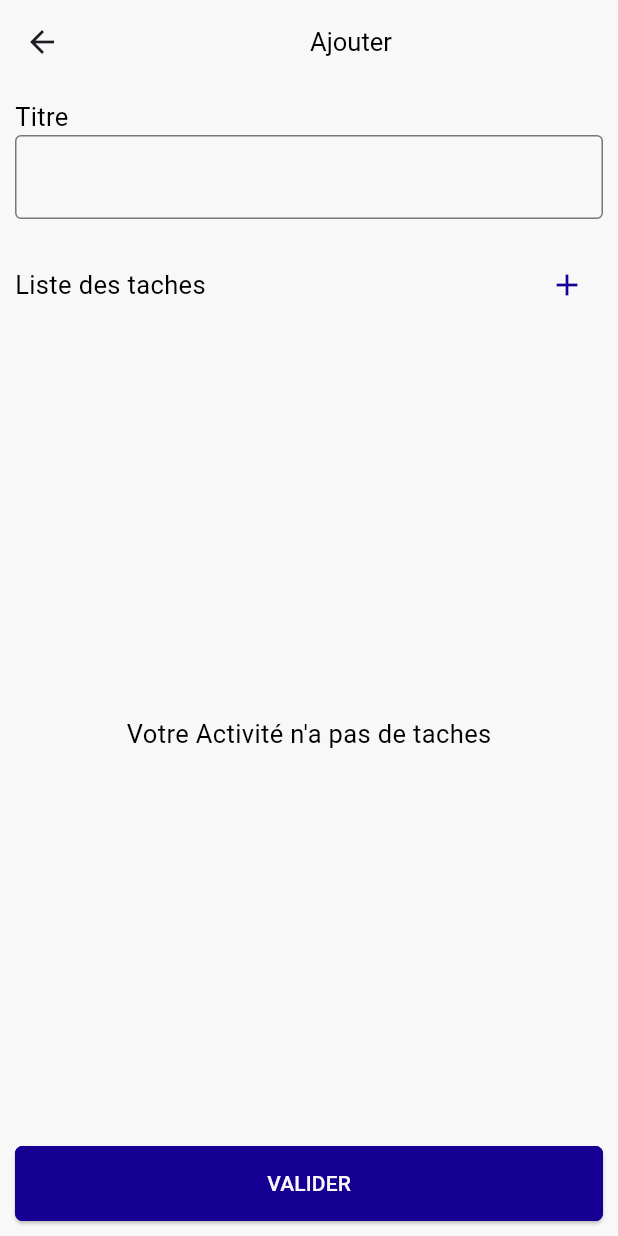
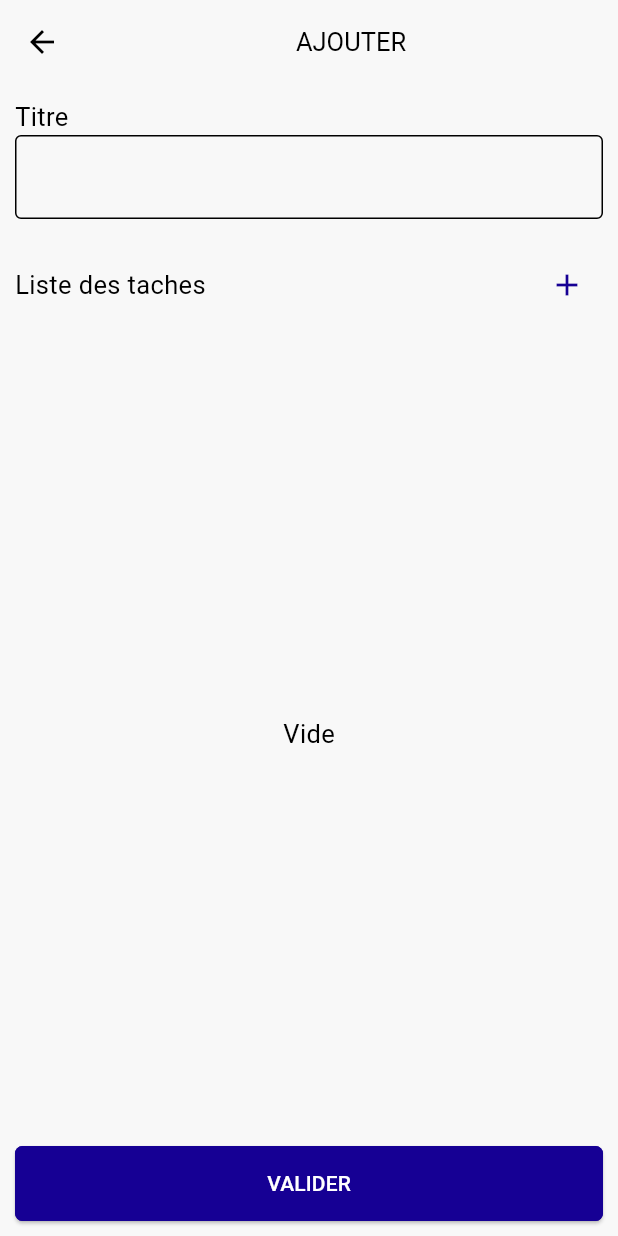
Before and after one commit to WrokSon/wilpro, a Flutter app: the CreationSection widget shown alone on an empty page, opened directly, after a tap on "AJOUTER", on a phone screen of 412 x 824 dp. Run offline on Flutter 3.47's test engine with Material 3 defaults, Android fonts, the phone set to English and light mode, and no system bars; our stand-ins replace audioplayers, backdrop, cached_network_image, flutter_local_notifications, flutter_map, geolocator and 2 more; missing offline and left inert: restart_app; accounts and stored records are empty; network calls fail.

Commit message:
[ADD] debut lang

```diff
--- a/wilpro/lib/service/langue.dart
+++ b/wilpro/lib/service/langue.dart
@@ -1 +1,160 @@
-class Langue {}
+import 'package:wilpro/model/enum/langage_enum.dart';
+import 'package:wilpro/service/notifier/settings_notifier.dart';
+
+class Langue {
+  final notifier = SettingsNotifier.instance;
+
+  static final instance = Langue._();
+
+  Langue._();
+
+  String add() {
+    switch (notifier.language) {
+      case LangageEnum.english:
+        return "ADD";
+      case LangageEnum.french:
+      default:
+        return "AJOUTER";
+    }
+  }
+
+  String tasks() {
+    switch (notifier.language) {
+      case LangageEnum.english:
+        return "Tasks";
+      case LangageEnum.french:
+      default:
+        return "Taches";
+    }
+  }
+
+  String activities() {
+    switch (notifier.language) {
+      case LangageEnum.english:
+        return "Activities";
+      case LangageEnum.french:
+      default:
+        return "Activités";
+    }
+  }
+
+  String creation() {
+    switch (notifier.language) {
+      case LangageEnum.english:
+        return "Creation";
+      case LangageEnum.french:
+      default:
+        return "Création";
+    }
+  }
+
+  String home() {
+    switch (notifier.language) {
+      case LangageEnum.english:
+        return "Home";
+      case LangageEnum.french:
+      default:
+        return "Acceuil";
+    }
+  }
+
+  String history() {
+    switch (notifier.language) {
+      case LangageEnum.english:
+        return "History";
+      case LangageEnum.french:
+      default:
+        return "Historique";
+    }
+  }
+
+  String validate() {
+    switch (notifier.language) {
+      case LangageEnum.english:
+        return "VALIDATE";
+      case LangageEnum.french:
+      default:
+        return "VALIDER";
+    }
+  }
+
+  String withTimer() {
+    switch (notifier.language) {
+      case LangageEnum.english:
+        return "WITH Timer";
+      case LangageEnum.french:
+      default:
+        return "AVEC Chorno";
+    }
+  }
+
+  String withoutTimer() {
+    switch (notifier.language) {
+      case LangageEnum.english:
+        return "WITHOUT Timer";
+      case LangageEnum.french:
+      default:
+        return "SANS Chorno";
+    }
+  }
+
+  String start() {
+    switch (notifier.language) {
+      case LangageEnum.english:
+        return "START";
+      case LangageEnum.french:
+      default:
+        return "DEMARRER";
+    }
+  }
+
+  String empty() {
+    switch (notifier.language) {
+      case LangageEnum.english:
+        return "Empty";
+      case LangageEnum.french:
+      default:
+        return "Vide";
+    }
+  }
+
+  String title() {
+    switch (notifier.language) {
+      case LangageEnum.english:
+        return "Title";
+      case LangageEnum.french:
+      default:
+        return "Titre";
+    }
+  }
+
+  String edit() {
+    switch (notifier.language) {
+      case LangageEnum.english:
+        return "EDIT";
+      case LangageEnum.french:
+      default:
+        return "MODIFIER";
+    }
+  }
+
+  String taskList() {
+    switch (notifier.language) {
+      case LangageEnum.english:
+        return "Task List";
+      case LangageEnum.french:
+      default:
+        return "Liste des taches";
+    }
+  }
+
+  String yourchoice() {
+    switch (notifier.language) {
+      case LangageEnum.english:
+        return "Your Choice ?";
+      case LangageEnum.french:
+      default:
+        return "Votre choix ?";
+    }
+  }
+}
--- a/wilpro/lib/service/notifier/settings_notifier.dart
+++ b/wilpro/lib/service/notifier/settings_notifier.dart
@@ -1,5 +1,6 @@
 import 'package:flutter/material.dart';
 import 'package:restart_app/restart_app.dart';
+import 'package:wilpro/model/enum/langage_enum.dart';
 import 'package:wilpro/service/notifier/activity_notifier.dart';
 import 'package:wilpro/service/notifier/history_notifier.dart';
 import 'package:wilpro/service/notifier/task_notifier.dart';
@@ -13,6 +14,7 @@ class SettingsNotifier with ChangeNotifier {
   bool _autoSaveHistory = true;
   bool _playSound = true;
   bool _darkMode = false;
+  LangageEnum _langue = LangageEnum.french;
 
   SettingsNotifier._();
   void init() {}
@@ -46,6 +48,13 @@ class SettingsNotifier with ChangeNotifier {
     notifyListeners();
   }
 
+  LangageEnum get language => _langue;
+
+  set language(LangageEnum value) {
+    _langue = value;
+    notifyListeners();
+  }
+
   void clearHistory() {
     _historyNotifier.clearHistory();
   }
--- a/wilpro/lib/ui/composants/my_widgets.dart
+++ b/wilpro/lib/ui/composants/my_widgets.dart
@@ -32,7 +32,7 @@ class MyWidgets {
         child: Text(
           text,
           style: isEnabled
-              ? TextStyle(color: inverseColor ? color : MyColors.background)
+              ? TextStyle(color: inverseColor ? color : Colors.white)
               : TextStyle(color: MyColors.black),
         ),
       ),
--- a/wilpro/lib/ui/page/manager_activity_page.dart
+++ b/wilpro/lib/ui/page/manager_activity_page.dart
@@ -2,6 +2,7 @@ import 'package:flutter/material.dart';
 import 'package:wilpro/model/activity.dart';
 import 'package:wilpro/model/quantity.dart';
 import 'package:wilpro/model/structure/my_time.dart';
+import 'package:wilpro/service/langue.dart';
 import 'package:wilpro/service/notifier/activity_notifier.dart';
 import 'package:wilpro/service/notifier/manager_activity_notifier.dart';
 import 'package:wilpro/service/notifier/settings_notifier.dart';
@@ -27,6 +28,7 @@ class _ManagerActivityPage extends State<ManagerActivityPage> {
   final settingsNotifier = SettingsNotifier.instance;
   // controller text
   final titleController = TextEditingController();
+  final lang = Langue.instance;
   @override
   void initState() {
     super.initState();
@@ -52,7 +54,7 @@ class _ManagerActivityPage extends State<ManagerActivityPage> {
             width: 500,
             child: Column(
               children: [
-                MyWidgets.text(text: "Votre choix"),
+                MyWidgets.text(text: lang.yourchoice()),
                 Expanded(
                   child: ListenableBuilder(
                       listenable: managerActivityNotifier,
@@ -82,13 +84,13 @@ class _ManagerActivityPage extends State<ManagerActivityPage> {
                                     child: MyWidgets.simpleItemList(
                                         startText: listTasks[index].title,
                                         endText: listTasks[index].withTimer
-                                            ? "Avec chrono"
-                                            : "Sans chrono"),
+                                            ? lang.withTimer()
+                                            : lang.withoutTimer()),
                                   ),
                                 ),
                               )
                             : Center(
-                                child: MyWidgets.text(text: "Pas de tache"),
+                                child: MyWidgets.text(text: lang.empty()),
                               );
                       }),
                 ),
@@ -106,12 +108,15 @@ class _ManagerActivityPage extends State<ManagerActivityPage> {
     List<Quantity> tasks = managerActivityNotifier.editList;
     return Scaffold(
       appBar: AppBar(
+        leading: IconTheme(
+            data: IconThemeData(color: MyColors.black),
+            child: const BackButton()),
         title: Row(
           children: [
             Expanded(
                 child: Center(
                     child: MyWidgets.text(
-                        text: isAddView ? "Ajouter" : "Modifier",
+                        text: isAddView ? lang.add() : lang.edit(),
                         color: MyColors.black))),
             isAddView
                 ? const SizedBox()
@@ -139,28 +144,46 @@ class _ManagerActivityPage extends State<ManagerActivityPage> {
                 builder: (context, child) => Column(
                     crossAxisAlignment: CrossAxisAlignment.start,
                     children: [
-                      MyWidgets.text(text: "Titre", color: MyColors.black),
+                      MyWidgets.text(text: lang.title(), color: MyColors.black),
                       Container(
                         margin: const EdgeInsets.only(bottom: 20),
                         child: TextFormField(
                           controller: titleController,
                           maxLength: 100,
-                          decoration: const InputDecoration(
-                            border: OutlineInputBorder(),
+                          decoration: InputDecoration(
+                            border: OutlineInputBorder(
+                                borderSide: BorderSide(
+                                    color: settingsNotifier.darkMode
+                                        ? Colors.white
+                                        : Colors.black)),
+                            focusedBorder: OutlineInputBorder(
+                                borderSide: BorderSide(color: MyColors.green)),
+                            enabledBorder: OutlineInputBorder(
+                                borderSide: BorderSide(
+                                    color: settingsNotifier.darkMode
+                                        ? Colors.white
+                                        : Colors.black)),
                             counterText: "",
                           ),
+                          style: TextStyle(
+                              color: settingsNotifier.darkMode
+                                  ? Colors.white
+                                  : Colors.black),
                         ),
                       ),
                       Row(
                         mainAxisAlignment: MainAxisAlignment.spaceBetween,
                         children: [
                           MyWidgets.text(
-                              text: "Liste des taches", color: MyColors.black),
+                              text: lang.taskList(), color: MyColors.black),
                           IconButton(
                             onPressed: () {
                               _showMyAddDialog();
                             },
-                            icon: Icon(Icons.add, color: MyColors.blue),
+                            icon: Icon(Icons.add,
+                                color: settingsNotifier.darkMode
+                                    ? Colors.white
+                                    : MyColors.blue),
                           )
                         ],
                       ),
@@ -173,12 +196,12 @@ class _ManagerActivityPage extends State<ManagerActivityPage> {
                               )
                             : Center(
                                 child: MyWidgets.text(
-                                    text: "Votre Activité n'a pas de taches",
+                                    text: lang.empty(),
                                     color: MyColors.black),
                               ),
                       ),
                       MyWidgets.button(
-                        text: "VALIDER",
+                        text: lang.validate(),
                         onTap: () {
                           final title = titleController.text;
                           final listTasks = managerActivityNotifier.editList;
--- a/wilpro/lib/ui/page/sections/creationSubSection/activity_sub_section.dart
+++ b/wilpro/lib/ui/page/sections/creationSubSection/activity_sub_section.dart
@@ -1,5 +1,6 @@
 import 'package:flutter/material.dart';
 import 'package:wilpro/model/activity.dart';
+import 'package:wilpro/service/langue.dart';
 import 'package:wilpro/service/notifier/activity_notifier.dart';
 import 'package:wilpro/ui/composants/item/activity_item.dart';
 import 'package:wilpro/ui/composants/my_colors.dart';
@@ -18,7 +19,7 @@ class _ActivitySubSection extends State<ActivitySubSection> {
   Widget build(BuildContext context) {
     final notifier = ActivityNotifier.instance;
     final activities = notifier.activities;
-
+    final lang = Langue.instance;
     return Expanded(
       child: Padding(
         padding: const EdgeInsets.all(10.0),
@@ -41,14 +42,14 @@ class _ActivitySubSection extends State<ActivitySubSection> {
                         )
                       : Center(
                           child: MyWidgets.text(
-                              text: "Pas d'activité", color: MyColors.black),
+                              text: lang.empty(), color: MyColors.black),
                         ),
                 );
               },
               listenable: notifier,
             ),
             MyWidgets.button(
-              text: "AJOUTER",
+              text: lang.add(),
               onTap: () {
                 gotoedit(Activity(id: "-1", title: "", tasks: []));
               },
--- a/wilpro/lib/ui/page/sections/creation_section.dart
+++ b/wilpro/lib/ui/page/sections/creation_section.dart
@@ -1,4 +1,5 @@
 import 'package:flutter/material.dart';
+import 'package:wilpro/service/langue.dart';
 import 'package:wilpro/ui/composants/my_colors.dart';
 import 'package:wilpro/ui/page/sections/creationSubSection/activity_sub_section.dart';
 import 'package:wilpro/ui/page/sections/creationSubSection/task_sub_section.dart';
@@ -30,9 +31,10 @@ class _CreationSection extends State<CreationSection> {
 
   // selection du choix d'affichage
   Row top() {
+    final lang = Langue.instance;
     return Row(
       children: [
-        textButton(text: "Activités", index: 0),
+        textButton(text: lang.activities(), index: 0),
         // separateur
         Center(
           child: Container(
@@ -41,7 +43,7 @@ class _CreationSection extends State<CreationSection> {
             color: MyColors.black,
           ),
         ),
-        textButton(text: "Taches", index: 1),
+        textButton(text: lang.tasks(), index: 1),
       ],
     );
   }
--- a/wilpro/lib/ui/page/sections/history_section.dart
+++ b/wilpro/lib/ui/page/sections/history_section.dart
@@ -1,4 +1,5 @@
 import 'package:flutter/material.dart';
+import 'package:wilpro/service/langue.dart';
 import 'package:wilpro/service/notifier/history_notifier.dart';
 import 'package:wilpro/ui/composants/item/history_item.dart';
 import 'package:wilpro/ui/composants/my_colors.dart';
@@ -16,6 +17,7 @@ class _HistorySection extends State<HistorySection> {
   Widget build(BuildContext context) {
     final notifier = HistoryNotifier.instance;
     final listHistory = notifier.getHistorical;
+    final lang = Langue.instance;
     return Container(
       width: double.infinity,
       padding: const EdgeInsets.all(10),
@@ -25,7 +27,7 @@ class _HistorySection extends State<HistorySection> {
         builder: (context, child) => Column(
           mainAxisAlignment: MainAxisAlignment.center,
           children: [
-            MyWidgets.text(text: "Historique", color: MyColors.black),
+            MyWidgets.text(text: lang.history(), color: MyColors.black),
             Expanded(
               child: listHistory.isNotEmpty
                   ? ListView.builder(
@@ -34,7 +36,7 @@ class _HistorySection extends State<HistorySection> {
                           HistoryItem(item: listHistory[index]))
                   : Center(
                       child: MyWidgets.text(
-                          text: "Pas d'historique", color: MyColors.black)),
+                          text: lang.empty(), color: MyColors.black)),
             )
           ],
         ),
--- a/wilpro/lib/ui/page/sections/home_section.dart
+++ b/wilpro/lib/ui/page/sections/home_section.dart
@@ -1,4 +1,5 @@
 import 'package:flutter/material.dart';
+import 'package:wilpro/service/langue.dart';
 import 'package:wilpro/service/notifier/settings_notifier.dart';
 import 'package:wilpro/ui/composants/my_colors.dart';
 import 'package:wilpro/ui/composants/my_map.dart';
@@ -34,7 +35,7 @@ class _HomeSection extends State<HomeSection> {
                   Padding(
                     padding: const EdgeInsets.all(8.0),
                     child: MyWidgets.button(
-                        text: "DEMARRER",
+                        text: Langue.instance.start(),
                         inverseColor: true,
                         height: 60,
                         onTap: () {
```
Also changed, not shown: wilpro/lib/ui/composants/my_nav_bar.dart (+5 -3 lines), wilpro/lib/ui/page/sections/creationSubSection/task_sub_section.dart (+9 -7 lines), wilpro/lib/ui/page/settings_page.dart (+5 -3 lines).
